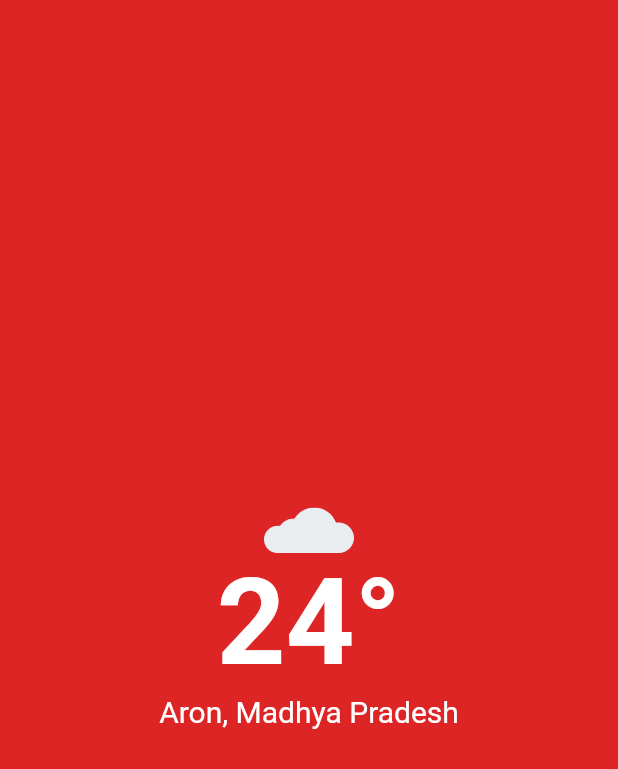
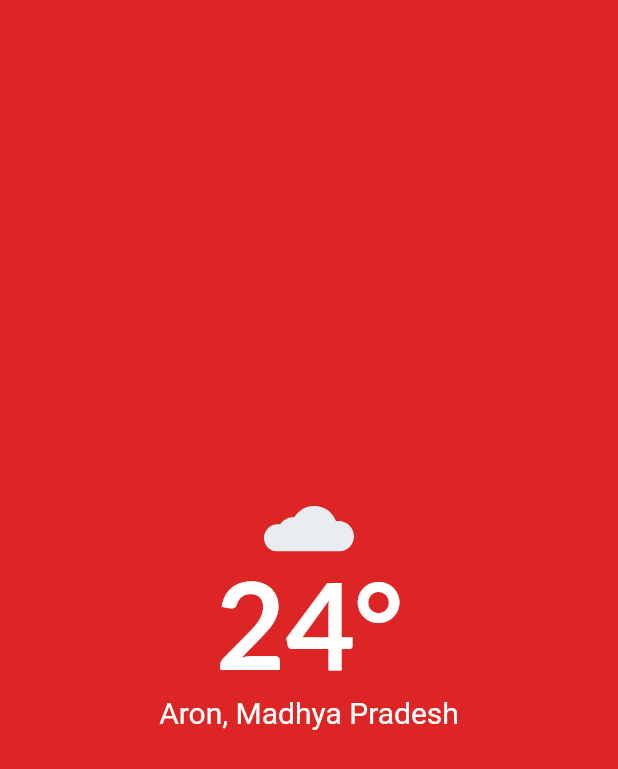
Before and after one commit to Muskanjha-20/weather_app, a Flutter app: the screen it shows after launch, on a phone screen of 412 x 824 dp. Shown: the top 769 px of the screen. Run offline on Flutter 3.47's test engine with Material 2 defaults, Android fonts, the phone set to English and light mode, and no system bars; our stand-ins replace flutter_svg, google_fonts.

Commit message:
added Google Fonts

```diff
--- a/lib/homescreen.dart
+++ b/lib/homescreen.dart
@@ -1,5 +1,6 @@
 import 'package:flutter/material.dart';
 import 'package:flutter_svg/flutter_svg.dart';
+import 'package:google_fonts/google_fonts.dart';
 
 class HomeScreen extends StatefulWidget {
   const HomeScreen({Key? key}) : super(key: key);
@@ -14,7 +15,7 @@ class _HomeScreenState extends State<HomeScreen> {
   Widget build(BuildContext context) {
     return Scaffold(
       body: Container(
-        color: Color.fromARGB(255, 221, 37, 37),
+        color: const Color.fromARGB(255, 221, 37, 37),
         child: Center(
           child: Column(
             mainAxisAlignment: MainAxisAlignment.center,
@@ -22,14 +23,15 @@ class _HomeScreenState extends State<HomeScreen> {
               SvgPicture.asset(
                 assetName,
                 width: 60,
-                color: Color.fromARGB(255, 233, 237, 240),
+                color: const Color.fromARGB(255, 233, 237, 240),
               ),
-              const Text(
+              Text(
                 '24°',
                 style: TextStyle(
                   color: Colors.white,
                   fontWeight: FontWeight.bold,
                   fontSize: 80,
+                  fontFamily: GoogleFonts.lato().fontFamily,
                 ),
               ),
               const Text(
--- a/pubspec.yaml
+++ b/pubspec.yaml
@@ -35,6 +35,7 @@ dependencies:
   # Use with the CupertinoIcons class for iOS style icons.
   cupertino_icons: ^1.0.2
   flutter_svg: ^1.0.3
+  google_fonts: ^2.3.1
 
 dev_dependencies:
   flutter_test:
```
Also changed, not shown: pubspec.lock.
